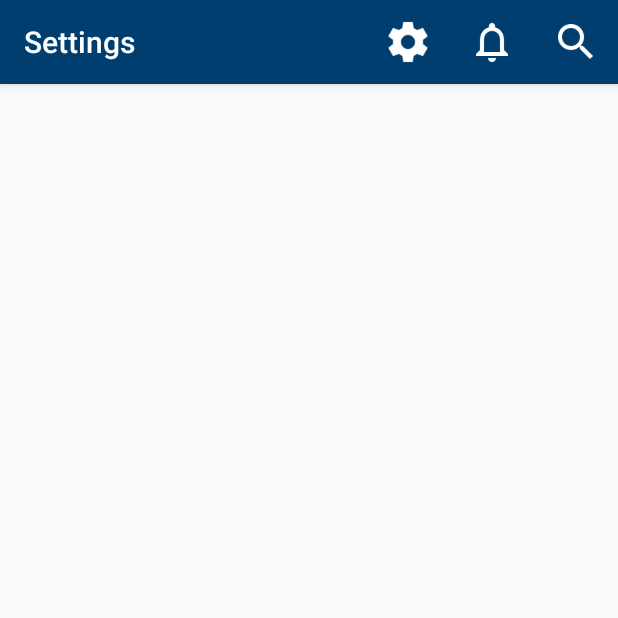
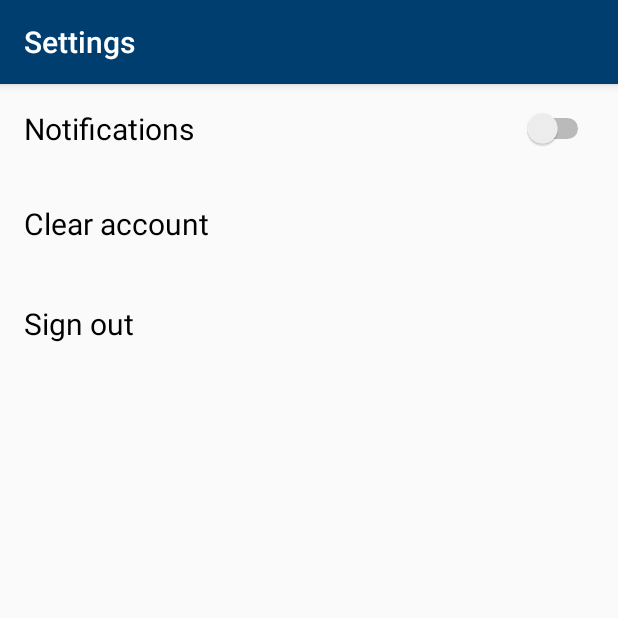
Before and after one commit to Sebmins/BrunelSports, an Android app: the screen it shows after launch (MainActivity before the commit, SettingsActivity after it), after a tap on "Settings", on a phone screen of 412 x 824 dp, the top half of it. Run offline under Robolectric (Android 15) with nearby library versions, the phone set to English and light mode, and no system bars.

Commit message:
adding the settings page to the dashboard

```diff
--- a/app/src/main/java/com/example/zel/dashboardnew/MainActivity.java
+++ b/app/src/main/java/com/example/zel/dashboardnew/MainActivity.java
@@ -71,6 +71,8 @@ public class MainActivity extends AppCompatActivity{
 
     private void settingsPage(){
         setTitle("Settings");
+        Intent intent = new Intent(MainActivity.this, SettingsActivity.class);
+        startActivity(intent);
     } // Controls when 'settings' is clicked
 
     private void notificationsPage(){
--- /dev/null
+++ b/app/src/main/java/com/example/zel/dashboardnew/SettingsActivity.java
@@ -0,0 +1,58 @@
+package com.example.zel.dashboardnew;
+
+import android.app.DialogFragment;
+import android.support.v7.app.AppCompatActivity;
+import android.os.Bundle;
+import android.view.View;
+import android.widget.CompoundButton;
+import android.widget.Switch;
+import android.widget.TextView;
+import android.widget.Toast;
+
+public class SettingsActivity extends AppCompatActivity implements CompoundButton.OnCheckedChangeListener, View.OnClickListener {
+
+    Switch NotifSwitch;
+    TextView ClearText;
+    Toast toast;
+
+        @Override
+        protected void onCreate(Bundle savedInstanceState) {
+            super.onCreate(savedInstanceState);
+            setContentView(R.layout.settings_main);
+            setTitle("Settings");
+
+            NotifSwitch = (Switch) findViewById(R.id.NotifSwitch);
+            NotifSwitch.setOnCheckedChangeListener(this);
+
+            ClearText = (TextView) findViewById(R.id.Clear_text);
+            ClearText.setOnClickListener(this);
+
+        }
+
+        @Override
+        public void onCheckedChanged(CompoundButton compoundButton, boolean b) {
+
+
+            //prints to a toast when switch is on...
+            if(NotifSwitch.isChecked())
+            {
+                toast.makeText(getApplicationContext(),
+                        "Nottifications are turned on", Toast.LENGTH_SHORT).show();
+            }
+            //...and when switch is off
+            else
+            {
+                toast.makeText(getApplicationContext(),
+                        "Nottifications are turned off", Toast.LENGTH_SHORT).show();
+            }
+        }
+
+        @Override
+        public void onClick(View view) {
+            DialogFragment newFragment = ClearAccount.newInstance(
+                    R.string.dialog_message);
+            newFragment.show(getFragmentManager(), "dialog");
+
+        }
+
+    }
--- /dev/null
+++ b/app/src/main/res/layout/settings_main.xml
@@ -0,0 +1,44 @@
+<?xml version="1.0" encoding="utf-8"?>
+<RelativeLayout xmlns:android="http://schemas.android.com/apk/res/android"
+    xmlns:tools="http://schemas.android.com/tools"
+    android:id="@+id/settings_main"
+    android:layout_width="match_parent"
+    android:layout_height="match_parent"
+    android:paddingBottom="@dimen/activity_vertical_margin"
+    android:paddingLeft="@dimen/activity_horizontal_margin"
+    android:paddingRight="@dimen/activity_horizontal_margin"
+    android:paddingTop="@dimen/activity_vertical_margin"
+    tools:context="com.example.zel.dashboardnew.SettingsActivity">
+
+    <Switch
+        android:text="Notifications"
+        android:layout_width="match_parent"
+        android:layout_height="wrap_content"
+        android:id="@+id/NotifSwitch"
+        android:textSize="20sp"
+        android:checked="false"
+        tools:onClick="onCheckedChanged"
+        android:layout_alignParentTop="true"/>
+
+    <TextView
+        android:text="Clear account"
+        android:layout_width="match_parent"
+        android:layout_height="wrap_content"
+        android:id="@+id/Clear_text"
+        android:textSize="20sp"
+        android:textColor="@android:color/black"
+        android:layout_below="@+id/NotifSwitch"
+        android:layout_marginTop="36dp"
+        android:onClick="onClick" />
+
+    <TextView
+        android:text="Sign out"
+        android:layout_width="match_parent"
+        android:layout_height="wrap_content"
+        android:id="@+id/Sign_Out_text"
+        android:textSize="20sp"
+        android:textColor="@android:color/black"
+        android:layout_marginTop="39dp"
+        android:layout_below="@+id/Clear_text" />
+
+</RelativeLayout>
--- /dev/null
+++ b/app/src/main/res/values-w820dp/dimens.xml
@@ -0,0 +1,6 @@
+<resources>
+    <!-- Example customization of dimensions originally defined in res/values/dimens.xml
+         (such as screen margins) for screens with more than 820dp of available width. This
+         would include 7" and 10" devices in landscape (~960dp and ~1280dp respectively). -->
+    <dimen name="activity_horizontal_margin">64dp</dimen>
+</resources>
--- /dev/null
+++ b/app/src/main/res/values/dimens.xml
@@ -0,0 +1,5 @@
+<resources>
+    <!-- Default screen margins, per the Android Design guidelines. -->
+    <dimen name="activity_horizontal_margin">16dp</dimen>
+    <dimen name="activity_vertical_margin">16dp</dimen>
+</resources>
--- a/app/src/main/res/values/strings.xml
+++ b/app/src/main/res/values/strings.xml
@@ -4,4 +4,9 @@
     <string name="notifications"> Notifications </string>
     <string name="search"> Search </string>
     <string name="close">close</string>
+
+    <string name="dialog_message">Are you sure you want to clear your timetable?</string>
+    <string name="dialog_option_1">Yes</string>
+    <string name="dialog_option_2">Cancel</string>
+
 </resources>
```
Also changed, not shown: app/src/main/AndroidManifest.xml (+11 -7 lines), app/src/main/java/com/example/zel/dashboardnew/ClearAccount.java (added, +67 -0 lines), 265 other files.
